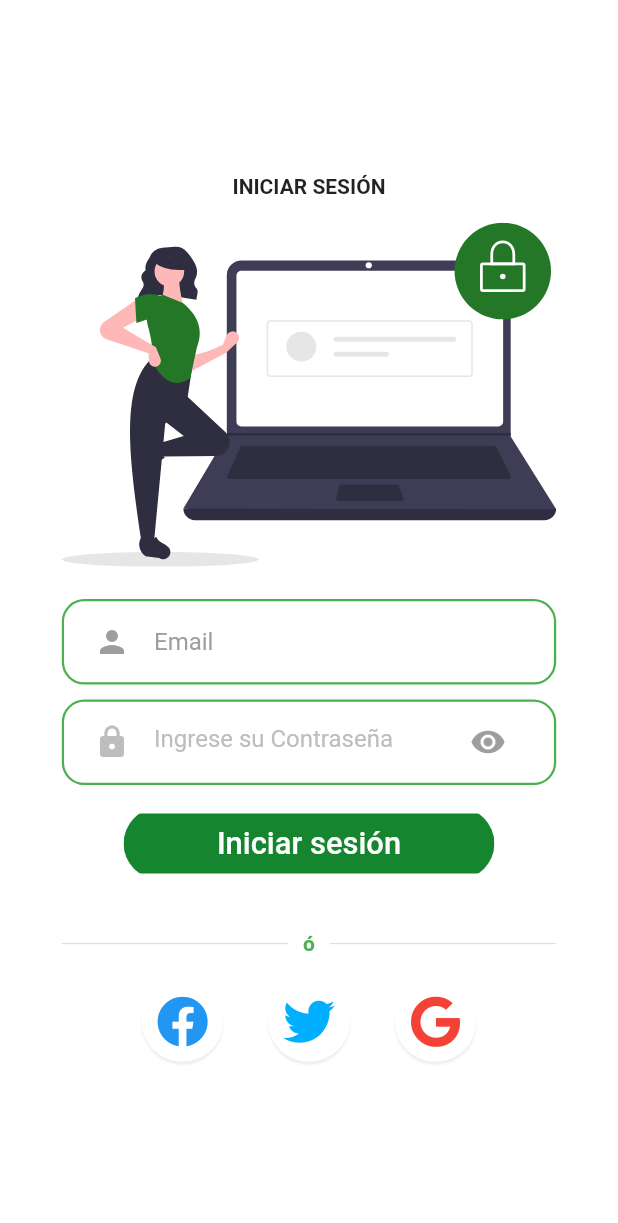
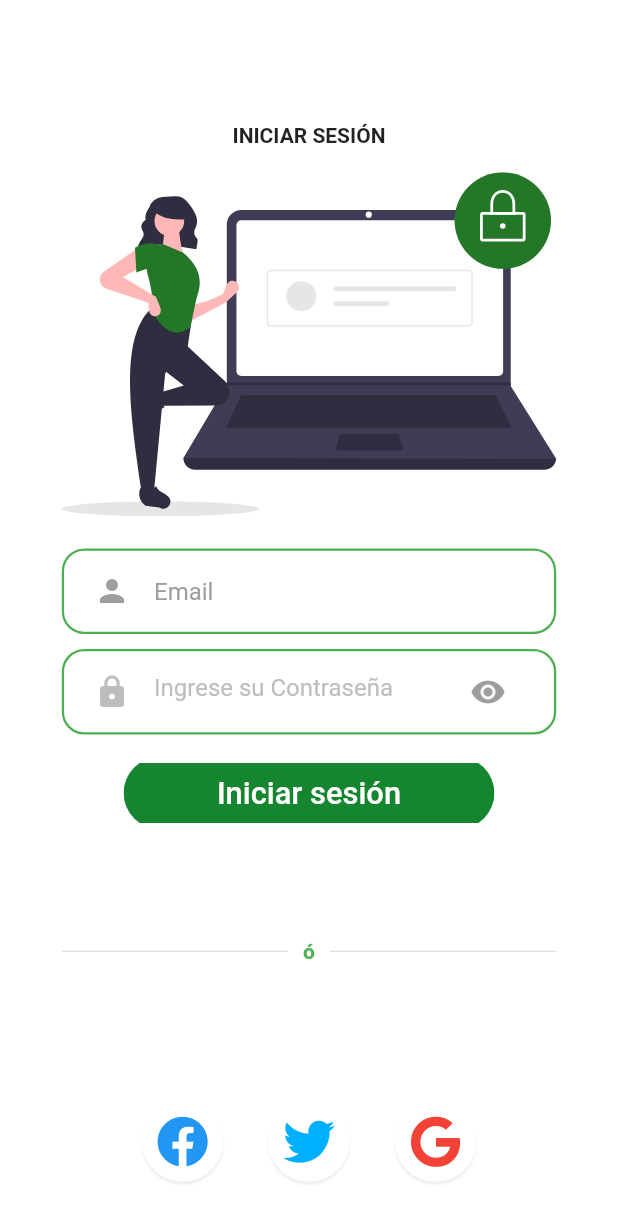
Before and after one commit to vnt-anuncios/ui-flutter-anuncios, a Flutter app: the screen it shows after launch, on a phone screen of 412 x 824 dp. Shown: the top 1223 px of the screen. Run offline on Flutter 3.47's test engine with Material 2 defaults, Android fonts, the phone set to English and light mode, and no system bars; our stand-ins replace flutter_svg, font_awesome_flutter, get, sizer.

Commit message:
responsive vertical

```diff
--- a/lib/app/modules/login/views/login_view.dart
+++ b/lib/app/modules/login/views/login_view.dart
@@ -21,7 +21,7 @@ class LoginView extends GetView<LoginController> {
         child: SingleChildScrollView(
           child: Container(
             padding: EdgeInsets.only(top: 10.h),
-            height: 90.h,
+            height: 100.h,
             width: 100.w,
             child: Column(
               mainAxisAlignment: MainAxisAlignment.center,
@@ -56,8 +56,9 @@ class LoginView extends GetView<LoginController> {
                   color: Color(0xff15852F),
                 ),
                 SizedBox(height: 1.h),
-                OrDivider(),
-                Row(
+                Expanded(child: OrDivider()),
+                Expanded(
+                  child: Row(
                     mainAxisAlignment: MainAxisAlignment.center,
                     children: [
                       SocialIcon(
@@ -77,6 +78,7 @@ class LoginView extends GetView<LoginController> {
                       ),
                     ],
                   ),
+                ),
               ],
             ),
           ),
```
Lines whose indentation alone changed are shown as unchanged.
